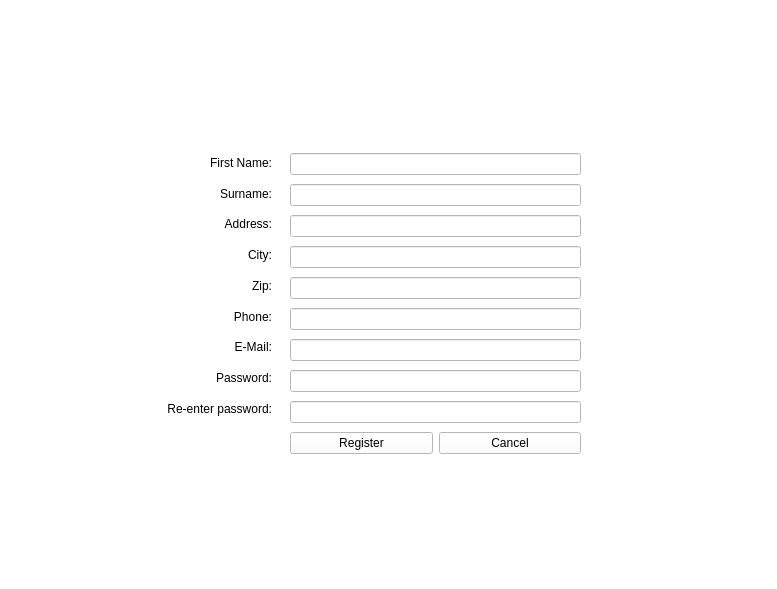
Above: ProjectSAS/application.ui from SimenSch/ProjectSAS before the change. Below: the same form after it.
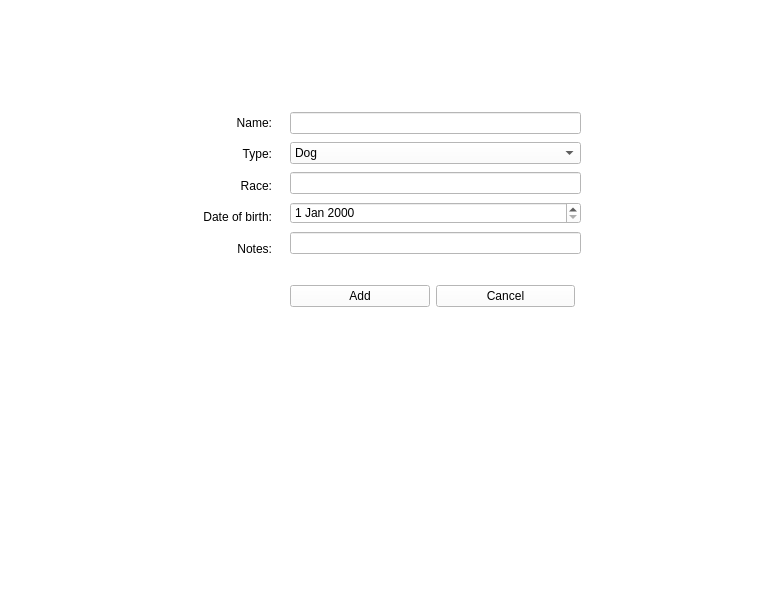
That is the form after the change. Icons and pictures are not drawn.

The edit to the form file:
```diff
--- a/ProjectSAS/application.ui
+++ b/ProjectSAS/application.ui
@@ -26,7 +26,7 @@
     <string notr="true">background-color: white;</string>
    </property>
    <property name="currentIndex">
-    <number>2</number>
+    <number>3</number>
    </property>
    <widget class="QWidget" name="LoginPage">
     <property name="styleSheet">
@@ -473,7 +473,7 @@
       </item>
      </layout>
     </widget>
-    <widget class="QWidget" name="">
+    <widget class="QWidget" name="layoutWidget">
      <property name="geometry">
       <rect>
        <x>150</x>
@@ -576,6 +576,144 @@
      </layout>
     </widget>
    </widget>
+   <widget class="QWidget" name="registerPetPage">
+    <widget class="QWidget" name="layoutWidget_2">
+     <property name="geometry">
+      <rect>
+       <x>150</x>
+       <y>110</y>
+       <width>122</width>
+       <height>151</height>
+      </rect>
+     </property>
+     <layout class="QVBoxLayout" name="verticalLayout_4">
+      <item>
+       <widget class="QLabel" name="label_23">
+        <property name="text">
+         <string>Name:</string>
+        </property>
+        <property name="alignment">
+         <set>Qt::AlignRight|Qt::AlignTrailing|Qt::AlignVCenter</set>
+        </property>
+       </widget>
+      </item>
+      <item>
+       <widget class="QLabel" name="label_24">
+        <property name="text">
+         <string>Type:</string>
+        </property>
+        <property name="alignment">
+         <set>Qt::AlignRight|Qt::AlignTrailing|Qt::AlignVCenter</set>
+        </property>
+       </widget>
+      </item>
+      <item>
+       <widget class="QLabel" name="label_26">
+        <property name="text">
+         <string>Race:</string>
+        </property>
+        <property name="alignment">
+         <set>Qt::AlignRight|Qt::AlignTrailing|Qt::AlignVCenter</set>
+        </property>
+       </widget>
+      </item>
+      <item>
+       <widget class="QLabel" name="label_25">
+        <property name="text">
+         <string>Date of birth:</string>
+        </property>
+        <property name="alignment">
+         <set>Qt::AlignRight|Qt::AlignTrailing|Qt::AlignVCenter</set>
+        </property>
+       </widget>
+      </item>
+      <item>
+       <widget class="QLabel" name="label_27">
+        <property name="text">
+         <string>Notes:</string>
+        </property>
+        <property name="alignment">
+         <set>Qt::AlignRight|Qt::AlignTrailing|Qt::AlignVCenter</set>
+        </property>
+       </widget>
+      </item>
+     </layout>
+    </widget>
+    <widget class="QWidget" name="verticalLayoutWidget_2">
+     <property name="geometry">
+      <rect>
+       <x>290</x>
+       <y>110</y>
+       <width>291</width>
+       <height>151</height>
+      </rect>
+     </property>
+     <layout class="QVBoxLayout" name="verticalLayout_3">
+      <item>
+       <widget class="QLineEdit" name="petNameEdit"/>
+      </item>
+      <item>
+       <widget class="QComboBox" name="typeCombobox">
+        <item>
+         <property name="text">
+          <string>Dog</string>
+         </property>
+        </item>
+        <item>
+         <property name="text">
+          <string>Cat</string>
+         </property>
+        </item>
+        <item>
+         <property name="text">
+          <string>Rat</string>
+         </property>
+        </item>
+        <item>
+         <property name="text">
+          <string/>
+         </property>
+        </item>
+       </widget>
+      </item>
+      <item>
+       <widget class="QLineEdit" name="raceEdit"/>
+      </item>
+      <item>
+       <widget class="QDateEdit" name="petBirthEdit"/>
+      </item>
+      <item>
+       <widget class="QLineEdit" name="petNotesEdit"/>
+      </item>
+     </layout>
+    </widget>
+    <widget class="QWidget" name="">
+     <property name="geometry">
+      <rect>
+       <x>290</x>
+       <y>280</y>
+       <width>285</width>
+       <height>33</height>
+      </rect>
+     </property>
+     <layout class="QHBoxLayout" name="horizontalLayout_2">
+      <item>
+       <widget class="QPushButton" name="addPetToDBButton">
+        <property name="text">
+         <string>Add</string>
+        </property>
+       </widget>
+      </item>
+      <item>
+       <widget class="QPushButton" name="cancelPetAddButton">
+        <property name="text">
+         <string>Cancel</string>
+        </property>
+       </widget>
+      </item>
+     </layout>
+    </widget>
+   </widget>
   </widget>
  </widget>
  <resources/>
```
Left out of the diff: 22 changed lines with no effect on the pictures.
